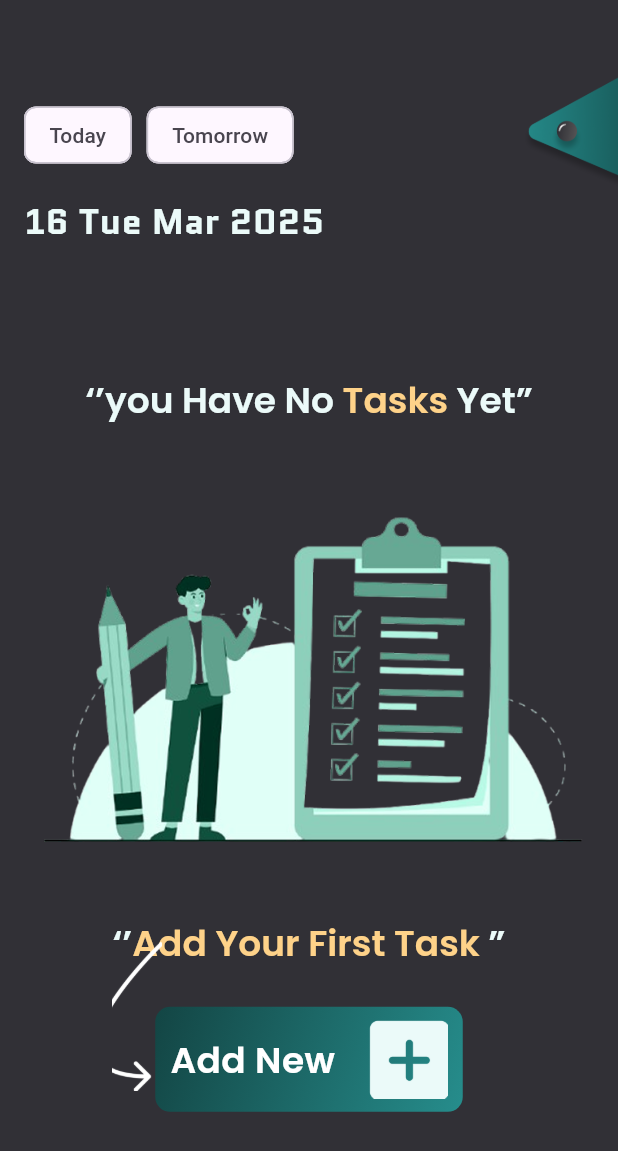
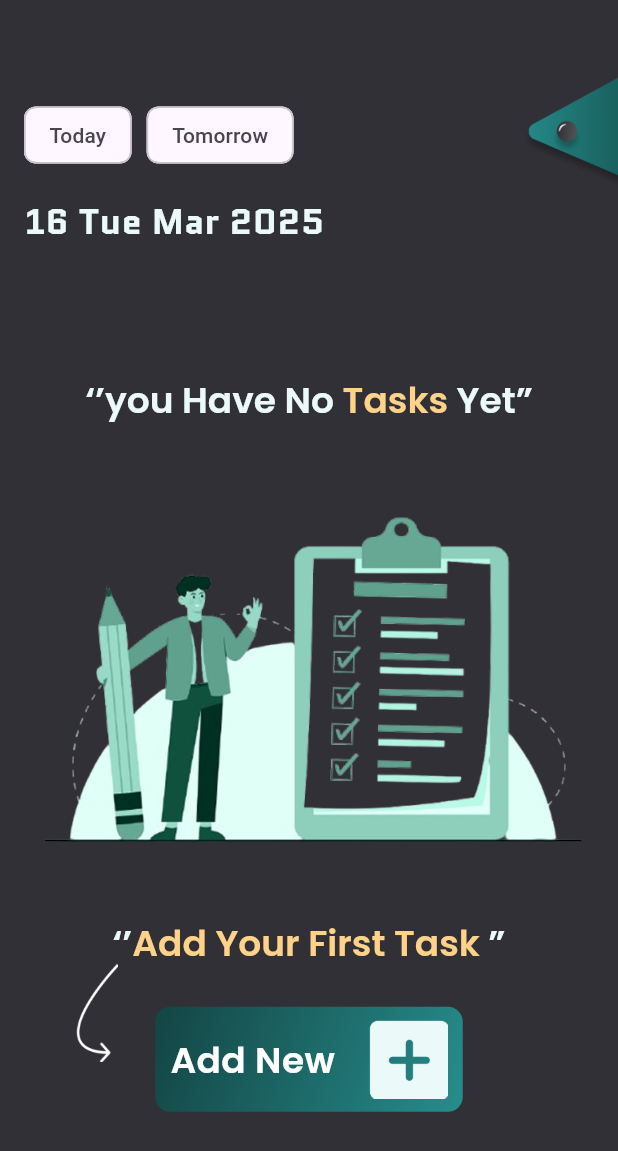
Before and after one commit to mohamedrifa/TuDu, a Flutter app: the screen it shows after launch, on a phone screen of 412 x 824 dp. Shown: the top 1151 px of the screen. Run offline on Flutter 3.47's test engine with Material 3 defaults, Android fonts, the phone set to English and light mode, and no system bars.

Commit message:
30/05/2025
.

```diff
--- a/lib/screens/task_screen.dart
+++ b/lib/screens/task_screen.dart
@@ -63,14 +63,14 @@ class TaskScreen extends StatelessWidget {
                         margin: EdgeInsets.only(top: 85.09),
                         child: RichText(
                           text: TextSpan(
-                            style: TextStyle(color: Colors.black, fontSize: 18), // Default style
+                            style: TextStyle(color: Colors.black, fontSize: 18),
                             children: [
                               TextSpan(
                                 text: "‘’you Have No ",
                                 style: TextStyle(
                                   color: Color(0xFFEBFAF9),
                                   fontFamily: 'Poppins',
-                                  fontSize: 24,    // Special style for "You Have No"
+                                  fontSize: 24,
                                   fontWeight: FontWeight.w600,
                                 ),
                               ),
@@ -79,7 +79,7 @@ class TaskScreen extends StatelessWidget {
                                 style: TextStyle(
                                   color: Color(0xFFFED289),
                                   fontFamily: 'Poppins',
-                                  fontSize: 24,    // Special style for "tasks"
+                                  fontSize: 24,
                                   fontWeight: FontWeight.w600,
                                 ),
                               ),
@@ -88,7 +88,7 @@ class TaskScreen extends StatelessWidget {
                                 style: TextStyle(
                                   color: Color(0xFFEBFAF9),
                                   fontFamily: 'Poppins',
-                                  fontSize: 24,    // Special style for "You Have No"
+                                  fontSize: 24,
                                   fontWeight: FontWeight.w600,
                                 ),
                               ),
@@ -107,17 +107,19 @@ class TaskScreen extends StatelessWidget {
                           Column(
                             children: [
                               Container(
+                                width: 350,
                                 margin: EdgeInsets.only(top: 24.0, bottom: 24.0),
+                                child: Center(
                                   child: RichText(
                                     text: TextSpan(
-                            style: TextStyle(color: Colors.black, fontSize: 18), // Default style
+                                      style: TextStyle(color: Colors.black, fontSize: 18),
                                       children: [
                                         TextSpan(
                                           text: "‘’",
                                           style: TextStyle(
                                             color: Color(0xFFEBFAF9),
                                             fontFamily: 'Poppins',
-                                  fontSize: 24,    // Special style for "You Have No"
+                                            fontSize: 24,
                                             fontWeight: FontWeight.w600,
                                           ),
                                         ),
@@ -126,7 +128,7 @@ class TaskScreen extends StatelessWidget {
                                           style: TextStyle(
                                             color: Color(0xFFFED289),
                                             fontFamily: 'Poppins',
-                                  fontSize: 24,    // Special style for "tasks"
+                                            fontSize: 24,
                                             fontWeight: FontWeight.w600,
                                           ),
                                         ),
@@ -135,7 +137,7 @@ class TaskScreen extends StatelessWidget {
                                           style: TextStyle(
                                             color: Color(0xFFEBFAF9),
                                             fontFamily: 'Poppins',
-                                  fontSize: 24,    // Special style for "You Have No"
+                                            fontSize: 24,
                                             fontWeight: FontWeight.w600,
                                           ),
                                         ),
@@ -143,14 +145,15 @@ class TaskScreen extends StatelessWidget {
                                     ),
                                   ),
                                 ),
+                              ),
                               Material(
-                        color: Colors.transparent, // Important to keep gradient visible
+                                color: Colors.transparent,
                                 borderRadius: BorderRadius.circular(8.0),
                                 child: InkWell(
                                   onTap: () {
                                     // Add new task logic
                                   },
-                          splashColor: Colors.white.withOpacity(0.2), // Optional: Customize ripple
+                                  splashColor: Colors.white.withOpacity(0.2),
                                   child: Container(
                                     width: 205.0,
                                     padding: EdgeInsets.symmetric(horizontal: 10.0, vertical: 8.75),
@@ -187,21 +190,22 @@ class TaskScreen extends StatelessWidget {
                             ],
                           ),
                           Positioned(
-                            top: 40,
-                            left: -40,
+                            top: 55,
+                            left: 20,
+                            child: Transform.rotate(
+                              angle: 0.01,
                               child: Image.asset(
                                 'assets/emptytaskArrow.png',
-                              width: 100,
-                              height: 100,
+                                width: 27.23,
+                                height: 65.77,
+                                fit: BoxFit.fill,
+                              ),
                             ),
                           ),
                         ],
                       )
-
-
                     ],
                   ),
-
                 )
                 :
                 Expanded(
```
Lines whose indentation alone changed are shown as unchanged.
